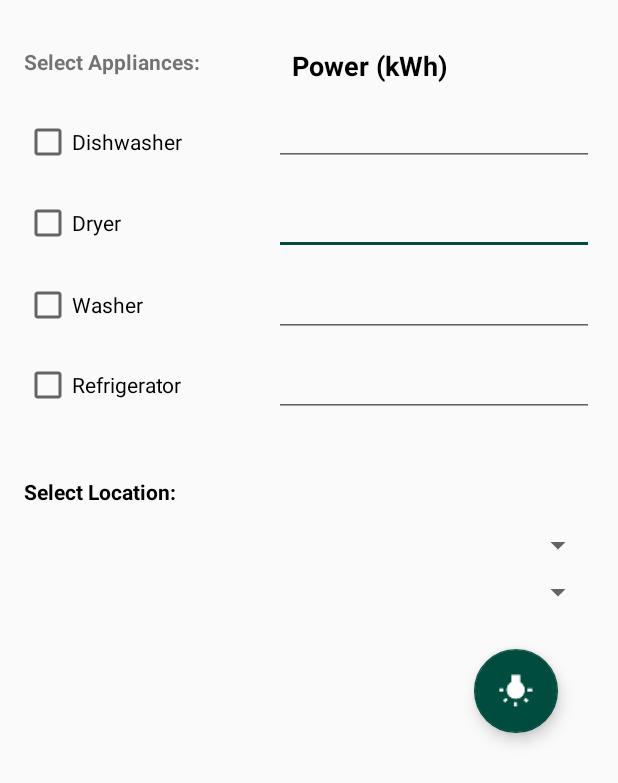
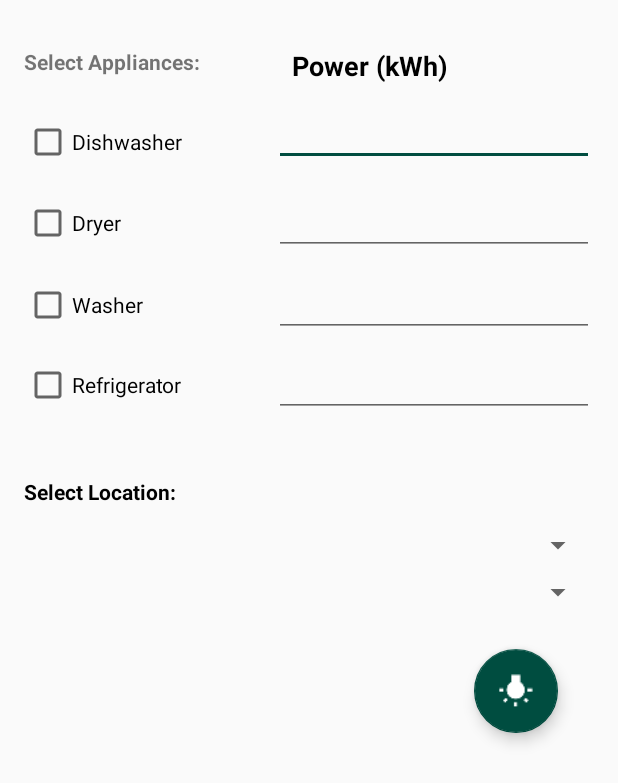
Before and after one commit to ToryEllenG/ApplianSwap, an Android app: the fragment FragmentCompare shown on its own in the app's theme, on a phone screen of 412 x 824 dp. Shown: the top 783 px of the screen. Run offline under Robolectric (Android 15) with nearby library versions, the light colour scheme and no system bars; network calls fail.

Commit message:
Fixed Focus Issues

```diff
--- a/app/src/main/res/layout/activity_login.xml
+++ b/app/src/main/res/layout/activity_login.xml
@@ -73,7 +73,10 @@
         android:hint="@string/username"
         android:textAlignment="center"
         android:layout_above="@+id/ETpassword"
-        android:layout_centerHorizontal="true" />
+        android:layout_centerHorizontal="true" >
+        <requestFocus/>
+    </EditText>
+
 
     <EditText
         android:layout_width="wrap_content"
--- a/app/src/main/res/layout/activity_register.xml
+++ b/app/src/main/res/layout/activity_register.xml
@@ -62,7 +62,9 @@
         android:layout_above="@+id/passwordTV"
         android:layout_alignParentLeft="true"
         android:layout_alignParentStart="true"
-        android:textAlignment="textStart" />
+        android:textAlignment="textStart" >
+        <requestFocus/>
+    </EditText>
 
     <TextView
         android:text="Email:"
--- a/app/src/main/res/layout/fragment_compare.xml
+++ b/app/src/main/res/layout/fragment_compare.xml
@@ -119,10 +119,13 @@
             android:inputType="number"
             android:ems="10"
             android:id="@+id/editText3"
-
             android:layout_above="@+id/dryerCheckBox"
             android:layout_alignParentRight="true"
-            android:layout_alignParentEnd="true" />
+            android:layout_alignParentEnd="true">
+            <requestFocus/>
+        </EditText>
+
+
 
         <Spinner
             android:layout_width="match_parent"
```
Also changed, not shown: 10 other files.
